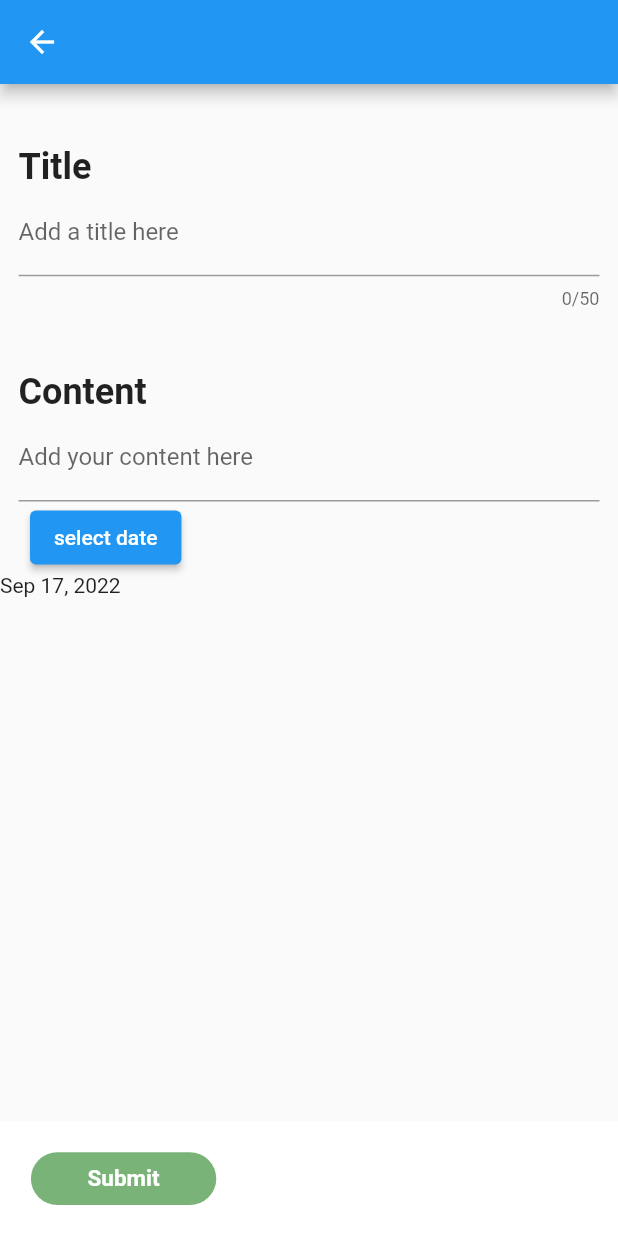
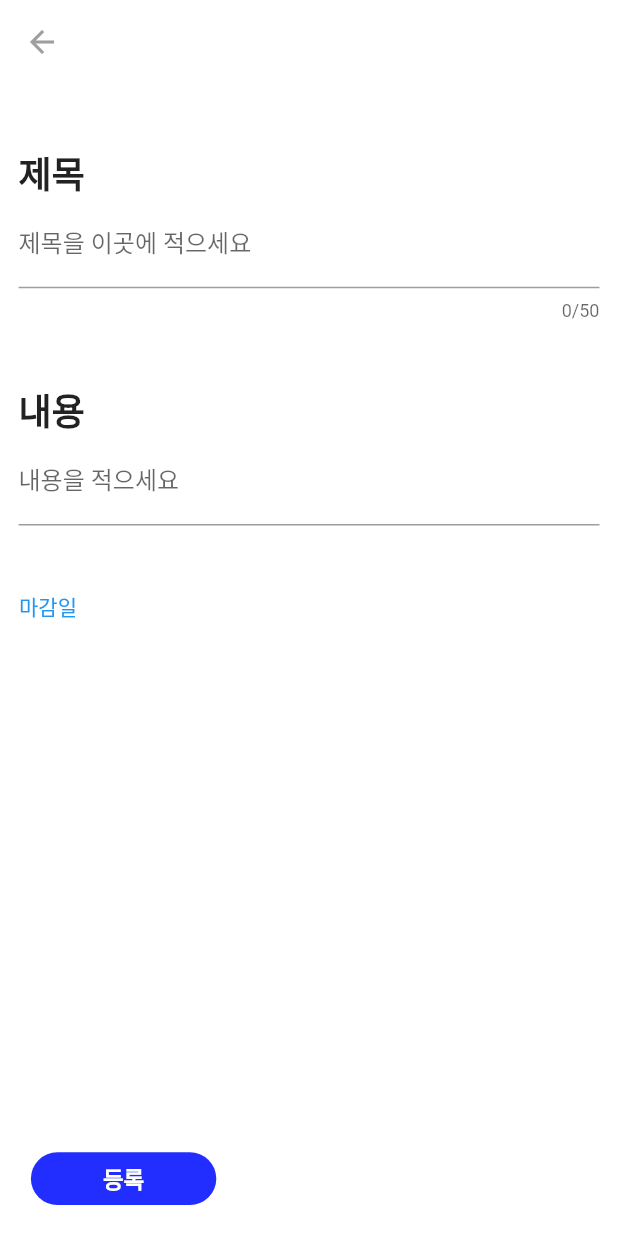
Before and after one commit to eastdown/withyou, a Flutter app: the ToDoAdd screen opened directly, on a phone screen of 412 x 824 dp. Run offline on Flutter 3.47's test engine with Material 2 defaults, Android fonts, the phone set to English and light mode, and no system bars; our stand-ins replace cloud_firestore, firebase_auth, firebase_core, firebase_messaging, firebase_storage, google_maps_flutter and 2 more; accounts and stored records are empty; network calls fail.

```diff
--- a/android/google_maps_in_flutter/lib/main.dart
+++ /dev/null
@@ -1,115 +0,0 @@
-import 'package:flutter/material.dart';
-
-void main() {
-  runApp(const MyApp());
-}
-
-class MyApp extends StatelessWidget {
-  const MyApp({super.key});
-
-  // This widget is the root of your application.
-  @override
-  Widget build(BuildContext context) {
-    return MaterialApp(
-      title: 'Flutter Demo',
-      theme: ThemeData(
-        // This is the theme of your application.
-        //
-        // Try running your application with "flutter run". You'll see the
-        // application has a blue toolbar. Then, without quitting the app, try
-        // changing the primarySwatch below to Colors.green and then invoke
-        // "hot reload" (press "r" in the console where you ran "flutter run",
-        // or simply save your changes to "hot reload" in a Flutter IDE).
-        // Notice that the counter didn't reset back to zero; the application
-        // is not restarted.
-        primarySwatch: Colors.blue,
-      ),
-      home: const MyHomePage(title: 'Flutter Demo Home Page'),
-    );
-  }
-}
-
-class MyHomePage extends StatefulWidget {
-  const MyHomePage({super.key, required this.title});
-
-  // This widget is the home page of your application. It is stateful, meaning
-  // that it has a State object (defined below) that contains fields that affect
-  // how it looks.
-
-  // This class is the configuration for the state. It holds the values (in this
-  // case the title) provided by the parent (in this case the App widget) and
-  // used by the build method of the State. Fields in a Widget subclass are
-  // always marked "final".
-
-  final String title;
-
-  @override
-  State<MyHomePage> createState() => _MyHomePageState();
-}
-
-class _MyHomePageState extends State<MyHomePage> {
-  int _counter = 0;
-
-  void _incrementCounter() {
-    setState(() {
-      // This call to setState tells the Flutter framework that something has
-      // changed in this State, which causes it to rerun the build method below
-      // so that the display can reflect the updated values. If we changed
-      // _counter without calling setState(), then the build method would not be
-      // called again, and so nothing would appear to happen.
-      _counter++;
-    });
-  }
-
-  @override
-  Widget build(BuildContext context) {
-    // This method is rerun every time setState is called, for instance as done
-    // by the _incrementCounter method above.
-    //
-    // The Flutter framework has been optimized to make rerunning build methods
-    // fast, so that you can just rebuild anything that needs updating rather
-    // than having to individually change instances of widgets.
-    return Scaffold(
-      appBar: AppBar(
-        // Here we take the value from the MyHomePage object that was created by
-        // the App.build method, and use it to set our appbar title.
-        title: Text(widget.title),
-      ),
-      body: Center(
-        // Center is a layout widget. It takes a single child and positions it
-        // in the middle of the parent.
-        child: Column(
-          // Column is also a layout widget. It takes a list of children and
-          // arranges them vertically. By default, it sizes itself to fit its
-          // children horizontally, and tries to be as tall as its parent.
-          //
-          // Invoke "debug painting" (press "p" in the console, choose the
-          // "Toggle Debug Paint" action from the Flutter Inspector in Android
-          // Studio, or the "Toggle Debug Paint" command in Visual Studio Code)
-          // to see the wireframe for each widget.
-          //
-          // Column has various properties to control how it sizes itself and
-          // how it positions its children. Here we use mainAxisAlignment to
-          // center the children vertically; the main axis here is the vertical
-          // axis because Columns are vertical (the cross axis would be
-          // horizontal).
-          mainAxisAlignment: MainAxisAlignment.center,
-          children: <Widget>[
-            const Text(
-              'You have pushed the button this many times:',
-            ),
-            Text(
-              '$_counter',
-              style: Theme.of(context).textTheme.headline4,
-            ),
-          ],
-        ),
-      ),
-      floatingActionButton: FloatingActionButton(
-        onPressed: _incrementCounter,
-        tooltip: 'Increment',
-        child: const Icon(Icons.add),
-      ), // This trailing comma makes auto-formatting nicer for build methods.
-    );
-  }
-}
--- a/lib/main.dart
+++ b/lib/main.dart
@@ -9,9 +9,6 @@ import 'package:firebase_messaging/firebase_messaging.dart';
 void main() async {
   WidgetsFlutterBinding.ensureInitialized();
   await Firebase.initializeApp();
-
-
-
   runApp(const MyApp());
 }
 
--- a/lib/tool/drawer.dart
+++ b/lib/tool/drawer.dart
@@ -52,8 +52,8 @@ class _DrawerForAllState extends State<DrawerForAll> {
             decoration: BoxDecoration(
                 gradient: LinearGradient(
                   colors: [
-                    Color.fromRGBO(255, 143, 158, 1),
-                    Color.fromRGBO(189, 100, 205, 1),
+                    Color.fromRGBO(84, 196, 255, 1.0),
+                    Color.fromRGBO(229, 116, 255, 1.0),
                   ],),
                 borderRadius: BorderRadius.only(
                   bottomLeft: Radius.circular(40),
--- a/lib/tool/todoAdd.dart
+++ b/lib/tool/todoAdd.dart
@@ -46,11 +46,11 @@ class _ToDoAddState extends State<ToDoAdd> {
       barrierDismissible: false, // user must tap button!
       builder: (BuildContext context) {
         return AlertDialog(
-          title: const Text('Cannot Post Your Writing'),
+          title: const Text('할 일 목록에 올릴 수 없습니다'),
           content: SingleChildScrollView(
             child: ListBody(
               children: const <Widget>[
-                Text('Please fill out both title and content'),
+                Text('제목과 내용을 적어주세요'),
               ],
             ),
           ),
@@ -73,11 +73,11 @@ class _ToDoAddState extends State<ToDoAdd> {
       barrierDismissible: false, // user must tap button!
       builder: (BuildContext context) {
         return AlertDialog(
-          title: const Text('Cannot Post Your Writing'),
+          title: const Text('할 일 목록에 올릴 수 없습니다'),
           content: SingleChildScrollView(
             child: ListBody(
               children: const <Widget>[
-                Text('Please fill out your name'),
+                Text('제목을 작성해주세요'),
               ],
             ),
           ),
@@ -100,7 +100,12 @@ class _ToDoAddState extends State<ToDoAdd> {
 
 
     return Scaffold(
-      appBar: AppBar(),
+      backgroundColor: Colors.white,
+      appBar: AppBar(
+        iconTheme: const IconThemeData(color: Colors.grey),
+        backgroundColor: Colors.white,
+        elevation: 0
+      ),
       bottomNavigationBar: BottomAppBar(
           color: Colors.white,
           elevation: 0,
@@ -136,10 +141,10 @@ class _ToDoAddState extends State<ToDoAdd> {
                           child: Container(
                             width: MediaQuery.of(context).size.width * 0.3,
                             height: 53.5,
-                            child: Center(child: Text('Submit', style: TextStyle(fontWeight: FontWeight.bold, color: Colors.white, fontSize: 15),),),
+                            child: Center(child: Text('등록', style: TextStyle(fontWeight: FontWeight.bold, color: Colors.white, fontSize: 15),),),
 
                             decoration: BoxDecoration(
-                                color: Color.fromRGBO(121, 179, 119, 1.0),
+                                color: Color.fromRGBO(34, 45, 255, 1.0),
                                 borderRadius: BorderRadius.circular(20)
                             ),
                           )
@@ -165,7 +170,7 @@ class _ToDoAddState extends State<ToDoAdd> {
                 ): Padding(padding:EdgeInsets.zero),
                 Padding(
                     padding: EdgeInsets.only(top: MediaQuery.of(context).size.height *0.05, left: MediaQuery.of(context).size.width *0.03),
-                    child: Text('Title', style: TextStyle(fontWeight: FontWeight.bold, fontSize: 24),)
+                    child: Text('제목', style: TextStyle(fontWeight: FontWeight.bold, fontSize: 24),)
                 ),
                 Padding(
                   padding: EdgeInsets.only( left: MediaQuery.of(context).size.width *0.03, right:MediaQuery.of(context).size.width *0.03 ),
@@ -173,7 +178,7 @@ class _ToDoAddState extends State<ToDoAdd> {
                     controller: titleController,
                     maxLength: 50,
                     decoration: InputDecoration(
-                        labelText: 'Add a title here'
+                        labelText: '제목을 이곳에 적으세요'
                     ),
                     onChanged: (value){
                       setState(() {
@@ -185,7 +190,7 @@ class _ToDoAddState extends State<ToDoAdd> {
 
                 Padding(
                     padding: EdgeInsets.only(top: MediaQuery.of(context).size.height *0.05, left: MediaQuery.of(context).size.width *0.03),
-                    child: Text('Content', style: TextStyle(fontWeight: FontWeight.bold, fontSize: 24),)
+                    child: Text('내용', style: TextStyle(fontWeight: FontWeight.bold, fontSize: 24),)
                 ),
                 Padding(
                   padding: EdgeInsets.only( left: MediaQuery.of(context).size.width *0.03, right:MediaQuery.of(context).size.width *0.03 ),
@@ -193,7 +198,7 @@ class _ToDoAddState extends State<ToDoAdd> {
                     keyboardType: TextInputType.multiline,
                     controller: contentController,
                     decoration: InputDecoration(
-                      labelText: 'Add your content here',
+                      labelText: '내용을 적으세요',
                     ),
                     maxLines: null,
                     onChanged: (value){
@@ -203,15 +208,14 @@ class _ToDoAddState extends State<ToDoAdd> {
                     },
                   ),
                 ),
+
                 Padding(
-                  padding:EdgeInsets.only(right:20, left:20),
-                  child: ElevatedButton(
+                  padding:EdgeInsets.only(top:30),
+                  child: TextButton(
                     onPressed: () => _selectDate(context),
-                    child: Text("select date"),
+                    child: Text("마감일"),
                   ),
                 ),
-                Text(DateFormat.yMMMd().format(selectedDate)),
-
 
 
 
--- a/pubspec.yaml
+++ b/pubspec.yaml
@@ -74,8 +74,9 @@ flutter:
   uses-material-design: true
 
   # To add assets to your application, add an assets section, like this:
-  # assets:
-  #   - images/a_dot_burr.jpeg
+  assets:
+    - asset/withyou_logo.png
+    - asset/Weather icon.png
   #   - images/a_dot_ham.jpeg
 
   # An image asset can refer to one or more resolution-specific "variants", see
```
Also changed, not shown: lib/screen/finder_home.dart (+6 -1 lines), lib/screen/home.dart (+39 -14 lines), asset/Weather icon.png (added), asset/withyou_logo.png (added), 127 other files.
